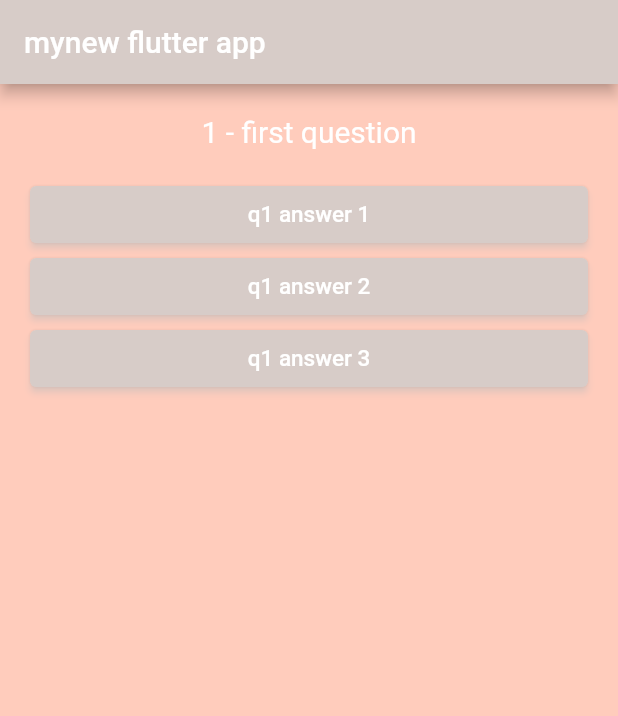
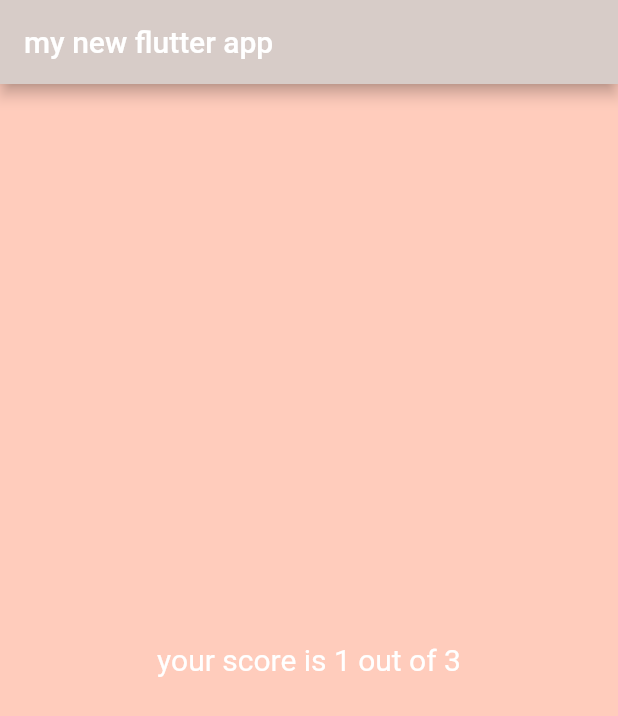
Before and after one commit to AbdelrahmanMagdy84/questionsAndAnswers, a Flutter app: the screen it shows after launch, after a tap on "q1 answer 1", after a tap on "q2 answer 2", after a tap on "q3 answer 3", on a phone screen of 412 x 824 dp. Shown: the top 716 px of the screen. Run offline on Flutter 3.47's test engine with Material 2 defaults, Android fonts, the phone set to English and light mode, and no system bars.

Commit message:
adding quiz file and updating static data and ouputing score

```diff
--- a/lib/main.dart
+++ b/lib/main.dart
@@ -1,6 +1,5 @@
+import './quiz.dart';
 import 'package:flutter/material.dart';
-import './question.dart';
-import './answer.dart';
 import './static_data.dart';
 
 //to see how the pull request works
@@ -15,15 +14,13 @@ class FirstWidget extends StatefulWidget {
 
 class _FirstWidgetState extends State<FirstWidget> {
   int _qindex = 0;
+  int score = 0;
 
-  void nextQuestion() {
-    if (_qindex + 1 < questions.length) {
+  void nextQuestion(String choosed) {
+    if (_qindex + 1 <= questions.length) {
       setState(() {
+        if ((questions[_qindex]['answer'] as String) == choosed) score += 1;
         _qindex++;
-      });
-    } else {
-      setState(() {
-        _qindex = 0;
       });
     }
   }
@@ -40,22 +37,23 @@ class _FirstWidgetState extends State<FirstWidget> {
           backgroundColor: Colors.deepOrange[100],
           appBar: AppBar(
             backgroundColor: Colors.brown[100],
-            title: const Text('mynew flutter app'),
+            title: const Text('my new flutter app'),
           ),
           body: Container(
             width: double.infinity,
             padding: const EdgeInsets.all(20),
-            child: Column(
-              children: [
-                Question(questions[_qindex]['question'], _qindex + 1),
-                SizedBox(
-                  height: 20,
-                ),
-                ...questions[_qindex]['answers'].map((answer) {
-                  return Answer(nextQuestion, answer);
-                })
-              ],
-            ),
+            child: _qindex < questions.length
+                ? Quiz(qindex: _qindex, getNextQuestion: nextQuestion)
+                : Center(
+                    child: Text(
+                      "your score is $score out of 3",
+                      style: TextStyle(
+                        fontSize: 20,
+                        color: Colors.white,
+                      ),
+                      textAlign: TextAlign.center,
+                    ),
+                  ),
           ),
         ),
       ),
--- /dev/null
+++ b/lib/quiz.dart
@@ -0,0 +1,28 @@
+import 'package:flutter/material.dart';
+import 'question.dart';
+import 'answer.dart';
+import 'static_data.dart';
+
+class Quiz extends StatelessWidget {
+  late final int qindex;
+  late final Function getNextQuestion;
+  Quiz({required this.qindex, required this.getNextQuestion});
+
+  @override
+  Widget build(BuildContext context) {
+    // ignore: avoid_unnecessary_containers
+    return Container(
+      child: Column(
+        children: [
+          Question(questions[qindex]['question'], qindex + 1),
+          const SizedBox(
+            height: 20,
+          ),
+          ...(questions[qindex]['choises'] as List<String>).map((answer) {
+            return Answer(() => getNextQuestion(answer), answer);
+          }).toList()
+        ],
+      ),
+    );
+  }
+}
--- a/lib/static_data.dart
+++ b/lib/static_data.dart
@@ -1,14 +1,17 @@
-final List questions = [
+const List questions = [
   {
     'question': 'first question',
-    'answers': ['q1 answer 1', 'q1 answer 2', 'q1 answer 3']
+    'choises': ['q1 answer 1', 'q1 answer 2', 'q1 answer 3'],
+    'answer': 'q1 answer 2'
   },
   {
     'question': 'second question',
-    'answers': ['q2 answer 1', 'q2 answer 2', 'q2 answer 3']
+    'choises': ['q2 answer 1', 'q2 answer 2', 'q2 answer 3'],
+    'answer': 'q2 answer 1'
   },
   {
     'question': 'third question',
-    'answers': ['q3 answer 1', 'q3 answer 2', 'q3 answer 3']
+    'choises': ['q3 answer 1', 'q3 answer 2', 'q3 answer 3'],
+    'answer': 'q3 answer 3'
   }
 ];
```
